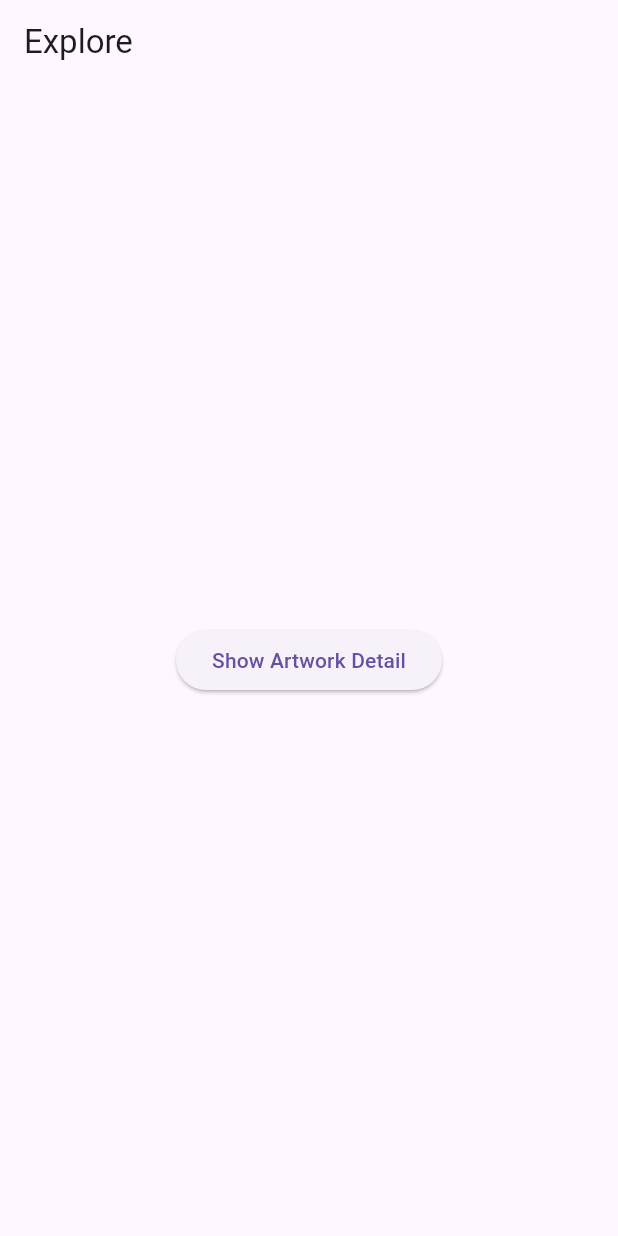
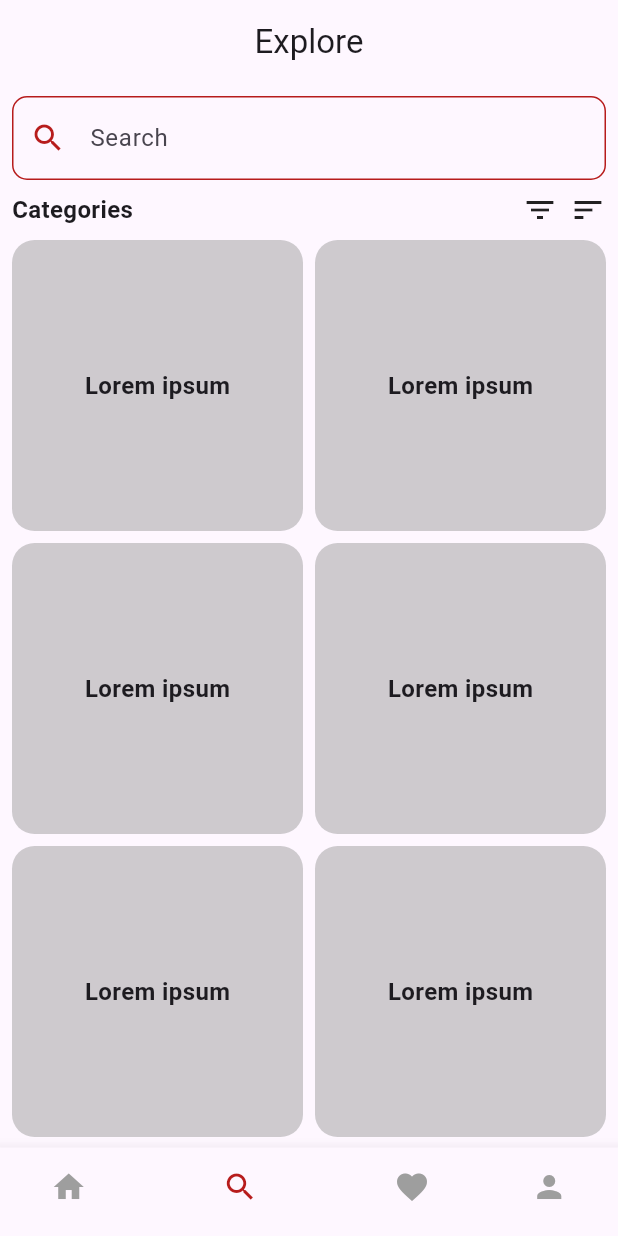
Before and after one commit to Erdal-Tanirkut/OUABootcampFlutter11, a Flutter app: the ExplorePage screen opened directly, on a phone screen of 412 x 824 dp. Run offline on Flutter 3.47's test engine with Material 3 defaults, Android fonts, the phone set to English and light mode, and no system bars; our stand-ins replace youtube_player_flutter.

Commit message:
ekranlar birleştirildi

```diff
--- a/lib/main.dart
+++ b/lib/main.dart
@@ -15,46 +15,3 @@
     );
   }
 }
-
-class ExplorePage extends StatelessWidget {
-  @override
-  Widget build(BuildContext context) {
-    return Scaffold(
-      appBar: AppBar(
-        title: Text('Explore'),
-      ),
-      body: Center(
-        child: ElevatedButton(
-          onPressed: () {
-            showModalBottomSheet(
-              context: context,
-              isScrollControlled: true,
-              backgroundColor: Colors.transparent,
-              builder: (BuildContext context) {
-                return DraggableScrollableSheet(
-                  expand: false,
-                  builder: (context, scrollController) {
-                    return Container(
-                      decoration: BoxDecoration(
-                        color: Colors.white,
-                        borderRadius: BorderRadius.only(
-                          topLeft: Radius.circular(26.0),
-                          topRight: Radius.circular(26.0),
-                        ),
-                      ),
-                      child: SingleChildScrollView(
-                        controller: scrollController,
-                        child: ArtworkDetailPage(),
-                      ),
-                    );
-                  },
-                );
-              },
-            );
-          },
-          child: Text('Show Artwork Detail'),
-        ),
-      ),
-    );
-  }
-}
--- a/lib/views/explore/explore_view.dart
+++ b/lib/views/explore/explore_view.dart
@@ -1,125 +1,141 @@
 import 'package:flutter/material.dart';
+import 'package:provider/provider.dart';
+import '../detail/detail_view.dart';
+import 'explore_viewmodel.dart';
 
-void main() {
-  runApp(const MyApp());
-}
-
-class MyApp extends StatelessWidget {
-  const MyApp({super.key});
-
-  // This widget is the root of your application.
+class ExplorePage extends StatelessWidget {
   @override
   Widget build(BuildContext context) {
-    return MaterialApp(
-      title: 'Flutter Demo',
-      theme: ThemeData(
-        // This is the theme of your application.
-        //
-        // TRY THIS: Try running your application with "flutter run". You'll see
-        // the application has a purple toolbar. Then, without quitting the app,
-        // try changing the seedColor in the colorScheme below to Colors.green
-        // and then invoke "hot reload" (save your changes or press the "hot
-        // reload" button in a Flutter-supported IDE, or press "r" if you used
-        // the command line to start the app).
-        //
-        // Notice that the counter didn't reset back to zero; the application
-        // state is not lost during the reload. To reset the state, use hot
-        // restart instead.
-        //
-        // This works for code too, not just values: Most code changes can be
-        // tested with just a hot reload.
-        colorScheme: ColorScheme.fromSeed(seedColor: Colors.deepPurple),
-        useMaterial3: true,
+    return ChangeNotifierProvider(
+      create: (_) => ExploreViewModel(),
+      child: Scaffold(
+        appBar: AppBar(
+          title: Text('Explore'),
+          centerTitle: true,
         ),
-      home: const MyHomePage(title: 'Flutter Demo Home Page'),
-    );
-  }
-}
-
-class MyHomePage extends StatefulWidget {
-  const MyHomePage({super.key, required this.title});
-
-  // This widget is the home page of your application. It is stateful, meaning
-  // that it has a State object (defined below) that contains fields that affect
-  // how it looks.
-
-  // This class is the configuration for the state. It holds the values (in this
-  // case the title) provided by the parent (in this case the App widget) and
-  // used by the build method of the State. Fields in a Widget subclass are
-  // always marked "final".
-
-  final String title;
-
-  @override
-  State<MyHomePage> createState() => _MyHomePageState();
-}
-
-class _MyHomePageState extends State<MyHomePage> {
-  int _counter = 0;
-
-  void _incrementCounter() {
-    setState(() {
-      // This call to setState tells the Flutter framework that something has
-      // changed in this State, which causes it to rerun the build method below
-      // so that the display can reflect the updated values. If we changed
-      // _counter without calling setState(), then the build method would not be
-      // called again, and so nothing would appear to happen.
-      _counter++;
-    });
-  }
-
-  @override
-  Widget build(BuildContext context) {
-    // This method is rerun every time setState is called, for instance as done
-    // by the _incrementCounter method above.
-    //
-    // The Flutter framework has been optimized to make rerunning build methods
-    // fast, so that you can just rebuild anything that needs updating rather
-    // than having to individually change instances of widgets.
-    return Scaffold(
-      appBar: AppBar(
-        // TRY THIS: Try changing the color here to a specific color (to
-        // Colors.amber, perhaps?) and trigger a hot reload to see the AppBar
-        // change color while the other colors stay the same.
-        backgroundColor: Theme.of(context).colorScheme.inversePrimary,
-        // Here we take the value from the MyHomePage object that was created by
-        // the App.build method, and use it to set our appbar title.
-        title: Text(widget.title),
+        body: Consumer<ExploreViewModel>(
+          builder: (context, viewModel, child) {
+            return Column(
+              children: [
+                Padding(
+                  padding: const EdgeInsets.all(8.0),
+                  child: TextField(
+                    controller: viewModel.state.searchController,
+                    onChanged: (value) {
+                      viewModel.updateSearchQuery(value);
+                    },
+                    decoration: InputDecoration(
+                      hintText: 'Search',
+                      prefixIcon: Icon(Icons.search, color: Colors.red.shade900),
+                      border: OutlineInputBorder(
+                        borderRadius: BorderRadius.circular(10.0),
+                        borderSide: BorderSide(
+                          color: Colors.red.shade900,
                         ),
-      body: Center(
-        // Center is a layout widget. It takes a single child and positions it
-        // in the middle of the parent.
-        child: Column(
-          // Column is also a layout widget. It takes a list of children and
-          // arranges them vertically. By default, it sizes itself to fit its
-          // children horizontally, and tries to be as tall as its parent.
-          //
-          // Column has various properties to control how it sizes itself and
-          // how it positions its children. Here we use mainAxisAlignment to
-          // center the children vertically; the main axis here is the vertical
-          // axis because Columns are vertical (the cross axis would be
-          // horizontal).
-          //
-          // TRY THIS: Invoke "debug painting" (choose the "Toggle Debug Paint"
-          // action in the IDE, or press "p" in the console), to see the
-          // wireframe for each widget.
-          mainAxisAlignment: MainAxisAlignment.center,
-          children: <Widget>[
-            const Text(
-              'You have pushed the button this many times:',
                       ),
+                      focusedBorder: OutlineInputBorder(
+                        borderRadius: BorderRadius.circular(10.0),
+                        borderSide: BorderSide(
+                          color: Colors.red.shade900,
+                        ),
+                      ),
+                      enabledBorder: OutlineInputBorder(
+                        borderRadius: BorderRadius.circular(10.0),
+                        borderSide: BorderSide(
+                          color: Colors.red.shade900,
+                        ),
+                      ),
+                    ),
+                  ),
+                ),
+                Padding(
+                  padding: const EdgeInsets.symmetric(horizontal: 8.0),
+                  child: Row(
+                    mainAxisAlignment: MainAxisAlignment.spaceBetween,
+                    children: [
                       Text(
-              '$_counter',
-              style: Theme.of(context).textTheme.headlineMedium,
+                        'Categories',
+                        style: TextStyle(fontSize: 16, fontWeight: FontWeight.bold),
+                      ),
+                      Row(
+                        children: [
+                          Icon(Icons.filter_list),
+                          SizedBox(width: 8),
+                          Icon(Icons.sort),
+                        ],
                       ),
                     ],
                   ),
                 ),
-      floatingActionButton: FloatingActionButton(
-        onPressed: _incrementCounter,
-        tooltip: 'Increment',
-        child: const Icon(Icons.add),
-      ), // This trailing comma makes auto-formatting nicer for build methods.
+                Expanded(
+                  child: GridView.builder(
+                    padding: const EdgeInsets.all(8.0),
+                    gridDelegate: SliverGridDelegateWithFixedCrossAxisCount(
+                      crossAxisCount: 2,
+                      crossAxisSpacing: 8.0,
+                      mainAxisSpacing: 8.0,
+                    ),
+                    itemCount: 6,
+                    itemBuilder: (context, index) {
+                      return GestureDetector(
+                        onTap: () {
+                          showModalBottomSheet(
+                            context: context,
+                            isScrollControlled: true,
+                            builder: (BuildContext context) {
+                              return ArtworkDetailPage(videoId: 'iLnmTe5Q2Qw'); // Örnek video kimliği
+                            },
+                          );
+                        },
+                        child: Container(
+                          decoration: BoxDecoration(
+                            color: Colors.grey.withOpacity(0.5),
+                            borderRadius: BorderRadius.circular(15.0),
+                          ),
+                          child: Center(
+                            child: Text(
+                              'Lorem ipsum',
+                              style: TextStyle(fontSize: 16, fontWeight: FontWeight.bold),
+                            ),
+                          ),
+                        ),
+                      );
+                    },
+                  ),
+                ),
+              ],
+            );
+          },
+        ),
+        bottomNavigationBar: BottomNavigationBar(
+          items: const <BottomNavigationBarItem>[
+            BottomNavigationBarItem(
+              icon: Icon(Icons.home),
+              label: '',
+            ),
+            BottomNavigationBarItem(
+              icon: Icon(Icons.search),
+              label: '',
+            ),
+            BottomNavigationBarItem(
+              icon: Icon(Icons.favorite),
+              label: '',
+            ),
+            BottomNavigationBarItem(
+              icon: Icon(Icons.person),
+              label: '',
+            ),
+          ],
+          currentIndex: 1,
+          selectedItemColor: Colors.red.shade900,
+          unselectedItemColor: Colors.grey,
+          showSelectedLabels: false,
+          showUnselectedLabels: false,
+          onTap: (index) {
+            // Implement navigation or other actions here
+          },
+        ),
+      ),
     );
   }
 }
--- a/lib/views/sign_in/sign_in_view.dart
+++ b/lib/views/sign_in/sign_in_view.dart
@@ -2,6 +2,8 @@ import 'package:flutter/gestures.dart';
 import 'package:flutter/material.dart';
 import 'package:muse/main.dart';
 import 'package:muse/views/sign_up/sign_up_view.dart';
+
+import '../explore/explore_view.dart';
 
 class SignInView extends StatefulWidget {
   @override
```
Also changed, not shown: lib/views/detail/detail_view.dart (+28 -22 lines), lib/views/detail/detail_viewmodel.dart (+15 -25 lines), lib/views/explore/explore_state.dart (+8 -122 lines), lib/views/explore/explore_viewmodel.dart (+18 -115 lines), 1 other file. Lines whose indentation alone changed are shown as unchanged.
